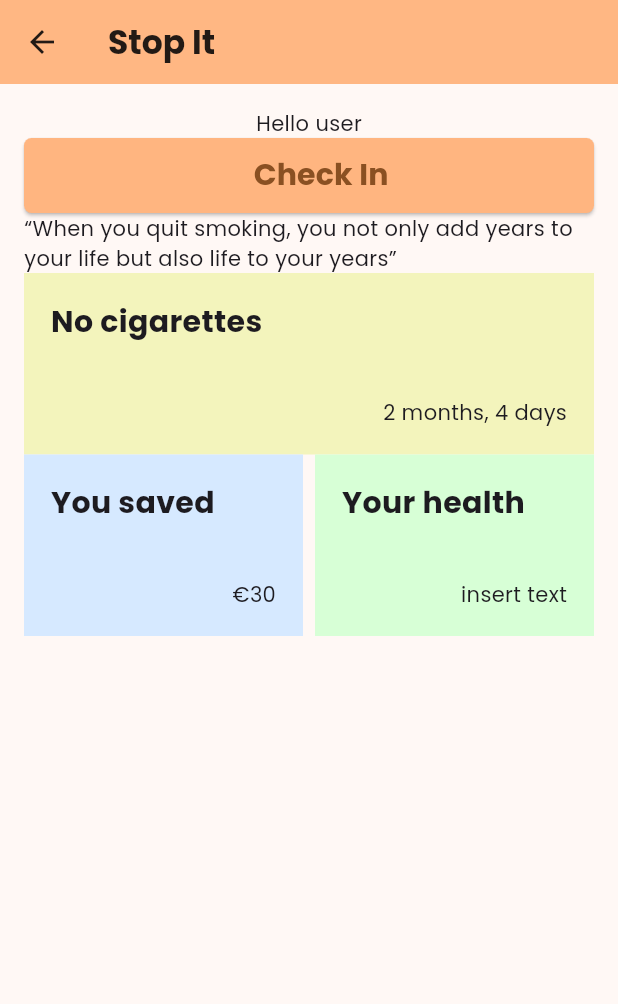
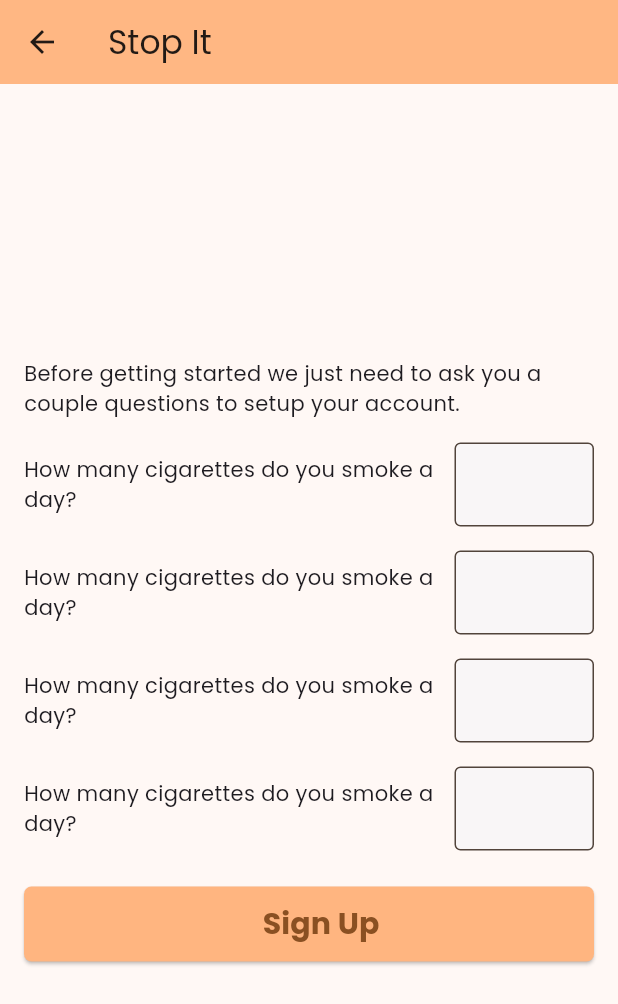
Before and after one commit to Toby-van-Berkum/stopit_frontend, a Flutter app: the LoginPage screen opened directly, after a tap on "Login", on a phone screen of 412 x 824 dp. Shown: the top 1004 px of the screen. Run offline on Flutter 3.47's test engine with Material 3 defaults, Android fonts, the phone set to English and light mode, and no system bars; our stand-ins replace google_fonts.

Commit message:
Changed Globals - Added Optional Arugments. Register Page Form - W.I.P.

```diff
--- a/lib/pages/globals.dart
+++ b/lib/pages/globals.dart
@@ -34,7 +34,7 @@ class AppTitle {
 }
 
 class AppStyles {
-  static InputDecoration inputStyle(String hintText) {
+  static InputDecoration inputStyle([String? hintText]) {
     return InputDecoration(
         border: const OutlineInputBorder(),
         hintText: hintText,
--- a/lib/pages/login_page.dart
+++ b/lib/pages/login_page.dart
@@ -2,6 +2,7 @@ import 'package:flutter/material.dart';
 import 'package:stopit_frontend/pages/checkin_page.dart';
 import 'package:stopit_frontend/pages/dashboard_page.dart';
 import 'package:stopit_frontend/pages/register_page.dart';
+import 'package:stopit_frontend/pages/register_page_form.dart';
 import 'globals.dart';
 
 class LoginPage extends StatefulWidget {
@@ -62,7 +63,7 @@ class _LoginPageState extends State<LoginPage> {
               const SizedBox(height: 24),
               ElevatedButton(
                 onPressed: () {
-                  Navigator.push(context, MaterialPageRoute(builder: (context) => const DashboardPage(title: AppTitle.title,)));
+                  Navigator.push(context, MaterialPageRoute(builder: (context) => const RegisterPageForm(title: AppTitle.title,)));
                 },
                 style: AppStyles.largeButton(context),
                 child: Align(
--- /dev/null
+++ b/lib/pages/register_page_form.dart
@@ -0,0 +1,157 @@
+import 'package:flutter/material.dart';
+import 'package:stopit_frontend/pages/globals.dart';
+import 'package:stopit_frontend/pages/login_page.dart';
+
+class RegisterPageForm extends StatefulWidget {
+  const RegisterPageForm({super.key, required this.title});
+
+  final String title;
+
+  @override
+  State<RegisterPageForm> createState() => _RegisterPageFormState();
+}
+
+class _RegisterPageFormState extends State<RegisterPageForm> {
+  @override
+  Widget build(BuildContext context) {
+    return Scaffold(
+      appBar: AppBar(
+        backgroundColor: Theme.of(context).colorScheme.inversePrimary,
+        title: Text(widget.title),
+      ),
+      body: Center(
+        child: Padding(
+          padding: const EdgeInsets.all(16.0),
+          child: Column(
+            mainAxisAlignment: MainAxisAlignment.center,
+            crossAxisAlignment: CrossAxisAlignment.start,
+            children: <Widget>[
+              Text(
+                "Before getting started we just need to ask you a couple questions to setup your account.",
+              ),
+              const SizedBox(height: 16),
+              Row(
+                children: [
+                  Flexible(
+                    flex: 3, // 2/3 of the row width
+                    child: FractionallySizedBox(
+                      widthFactor: 1.0,
+                      child: Text(
+                        "How many cigarettes do you smoke a day?",
+                        softWrap: true,
+                      ),
+                    ),
+                  ),
+                  const SizedBox(width: 8),
+                  Flexible(
+                    flex: 1, // 1/3 of the row width
+                    child: TextField(
+                      keyboardType: TextInputType.number,
+                      decoration: AppStyles.inputStyle()
+                    ),
+                  ),
+                ],
+              ),
+              const SizedBox(height: 16),
+              Row(
+                children: [
+                  Flexible(
+                    flex: 3, // 2/3 of the row width
+                    child: FractionallySizedBox(
+                      widthFactor: 1.0,
+                      child: Text(
+                        "How many cigarettes do you smoke a day?",
+                        softWrap: true,
+                      ),
+                    ),
+                  ),
+                  const SizedBox(width: 8),
+                  Flexible(
+                    flex: 1, // 1/3 of the row width
+                    child: TextField(
+                        keyboardType: TextInputType.number,
+                        decoration: AppStyles.inputStyle()
+                    ),
+                  ),
+                ],
+              ),
+              const SizedBox(height: 16),
+              Row(
+                children: [
+                  Flexible(
+                    flex: 3, // 2/3 of the row width
+                    child: FractionallySizedBox(
+                      widthFactor: 1.0,
+                      child: Text(
+                        "How many cigarettes do you smoke a day?",
+                        softWrap: true,
+                      ),
+                    ),
+                  ),
+                  const SizedBox(width: 8),
+                  Flexible(
+                    flex: 1, // 1/3 of the row width
+                    child: TextField(
+                        keyboardType: TextInputType.number,
+                        decoration: AppStyles.inputStyle()
+                    ),
+                  ),
+                ],
+              ),
+              const SizedBox(height: 16),
+              Row(
+                children: [
+                  Flexible(
+                    flex: 3, // 2/3 of the row width
+                    child: FractionallySizedBox(
+                      widthFactor: 1.0,
+                      child: Text(
+                        "How many cigarettes do you smoke a day?",
+                        softWrap: true,
+                      ),
+                    ),
+                  ),
+                  const SizedBox(width: 8),
+                  Flexible(
+                    flex: 1, // 1/3 of the row width
+                    child: TextField(
+                        keyboardType: TextInputType.number,
+                        decoration: AppStyles.inputStyle()
+                    ),
+                  ),
+                ],
+              ),
+
+              const SizedBox(height: 24),
+              ElevatedButton(
+                onPressed: () {
+                  Navigator.pushReplacement(
+                    context,
+                    MaterialPageRoute(
+                      builder: (context) => const LoginPage(
+                        title: AppTitle.title,
+                      ),
+                    ),
+                  );
+                },
+                style: AppStyles.largeButton(context),
+                child: const Align(
+                  child: Padding(
+                    padding: EdgeInsets.only(left: 16.0),
+                    child: Text(
+                      'Sign Up',
+                      style: TextStyle(
+                        fontWeight: FontWeight.bold,
+                        fontSize: 20, // Bold text
+                      ),
+                    ),
+                  ),
+                ),
+              ),
+            ],
+          ),
+        ),
+      ),
+    );
+  }
+}
```
Also changed, not shown: 1 other file.
